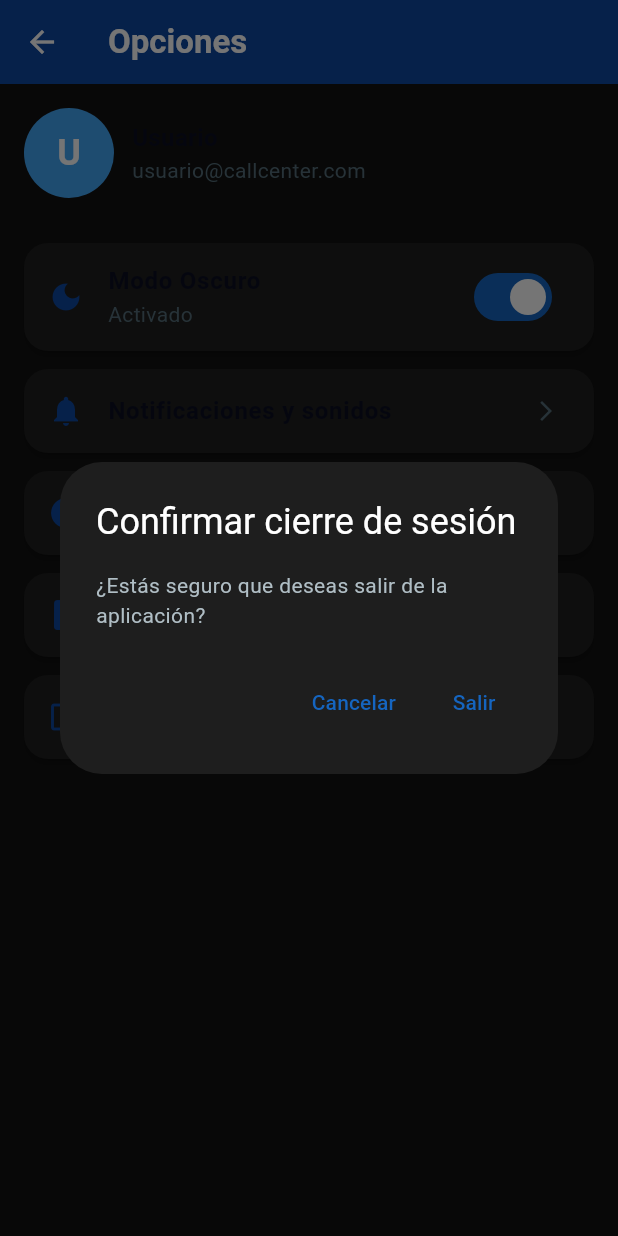
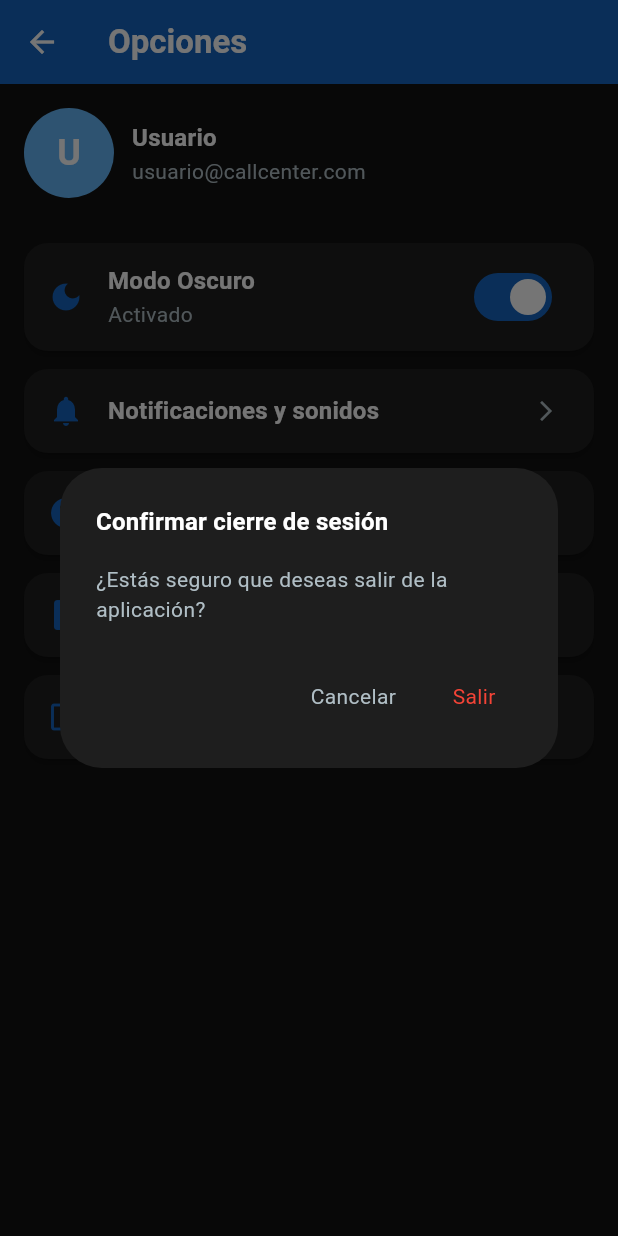
Before and after one commit to Thony2311/AppMovilCallCenter, a Flutter app: the OpcionesView screen opened directly, after a tap on "Modo Oscuro", after a tap on "Cerrar sesión", on a phone screen of 412 x 824 dp. Run offline on Flutter 3.47's test engine with Material 3 defaults, Android fonts, the phone set to English and light mode, and no system bars; our stand-ins replace fl_chart, flutter_bloc, shared_preferences; accounts and stored records are empty.

Commit message:
tema oscuro implementado

```diff
--- a/lib/views/backoffice/opciones.dart
+++ b/lib/views/backoffice/opciones.dart
@@ -21,8 +21,8 @@ class OpcionesView extends StatelessWidget {
     return Scaffold(
       appBar: AppBar(
         elevation: 0,
-        backgroundColor: AppColors.primary,
-        title: const Text("Opciones", style: AppTextStyles.headers),
+        backgroundColor: Theme.of(context).primaryColor,
+        title: Text("Opciones", style: Theme.of(context).textTheme.titleLarge?.copyWith(color: Colors.white)), //
       ),
       body: ListView(
         padding: const EdgeInsets.all(16.0),
@@ -31,7 +31,7 @@ class OpcionesView extends StatelessWidget {
             children: [
               CircleAvatar(
                 radius: 30,
-                backgroundColor: AppColors.accent,
+                backgroundColor: Theme.of(context).colorScheme.secondary,
                 child: Text(
                   inicial,
                   style: const TextStyle(
@@ -48,12 +48,12 @@ class OpcionesView extends StatelessWidget {
                   children: [
                     Text(
                       nombre,
-                      style: AppTextStyles.subtitle,
+                      style: Theme.of(context).textTheme.titleMedium,
                       overflow: TextOverflow.ellipsis,
                     ),
                     Text(
                       email,
-                      style: AppTextStyles.body,
+                      style: Theme.of(context).textTheme.bodyMedium,
                       overflow: TextOverflow.ellipsis,
                     ),
                     if (authManager.role != null)
@@ -61,15 +61,15 @@ class OpcionesView extends StatelessWidget {
                         margin: const EdgeInsets.only(top: 4),
                         padding: const EdgeInsets.symmetric(horizontal: 8, vertical: 2),
                         decoration: BoxDecoration(
-                          color: AppColors.primary.withAlpha(51),
+                          color: Theme.of(context).primaryColor.withAlpha(51),
                           borderRadius: BorderRadius.circular(12),
                         ),
                         child: Text(
                           authManager.role!.toUpperCase(),
-                          style: const TextStyle(
+                          style: TextStyle(
                             fontSize: 10,
                             fontWeight: FontWeight.bold,
-                            color: AppColors.primary,
+                            color: Theme.of(context).primaryColor,
                           ),
                         ),
                       ),
@@ -86,11 +86,11 @@ class OpcionesView extends StatelessWidget {
             elevation: 2,
             margin: const EdgeInsets.only(bottom: 12),
             child: SwitchListTile(
-              title: const Text("Modo Oscuro", style: AppTextStyles.subtitle),
-              subtitle: Text(isDarkMode ? "Activado" : "Desactivado", style: AppTextStyles.body),
+              title: Text("Modo Oscuro", style: Theme.of(context).textTheme.titleMedium),
+              subtitle: Text(isDarkMode ? "Activado" : "Desactivado", style: Theme.of(context).textTheme.bodyMedium), //
               secondary: Icon(
                 isDarkMode ? Icons.dark_mode : Icons.light_mode,
-                color: AppColors.primary,
+                color: Theme.of(context).primaryColor,
               ),
               value: isDarkMode,
               onChanged: (value) async {
@@ -99,10 +99,10 @@ class OpcionesView extends StatelessWidget {
             ),
           ),
 
-          _buildOption("Notificaciones y sonidos", Icons.notifications, () {}),
-          _buildOption("Soporte", Icons.help, () {}),
-          _buildOption("Términos y condiciones", Icons.description, () {}),
-          _buildOption("Cerrar sesión", Icons.logout, () {
+          _buildOption(context, "Notificaciones y sonidos", Icons.notifications, () {}),
+          _buildOption(context, "Soporte", Icons.help, () {}),
+          _buildOption(context, "Términos y condiciones", Icons.description, () {}),
+          _buildOption(context, "Cerrar sesión", Icons.logout, () {
             _showLogoutDialog(context);
           }),
         ],
@@ -110,15 +110,15 @@ class OpcionesView extends StatelessWidget {
     );
   }
 
-  Widget _buildOption(String title, IconData icon, [VoidCallback? onTap]) {
+  Widget _buildOption(BuildContext context, String title, IconData icon, [VoidCallback? onTap]) {
     return Card(
       shape: RoundedRectangleBorder(borderRadius: BorderRadius.circular(AppConfig.borderRadius)),
       elevation: 2,
       margin: const EdgeInsets.only(bottom: 12),
       child: ListTile(
-        leading: Icon(icon, color: AppColors.primary),
-        title: Text(title, style: AppTextStyles.subtitle),
-        trailing: const Icon(Icons.arrow_forward_ios, size: 16, color: AppColors.textSecondary),
+        leading: Icon(icon, color: Theme.of(context).primaryColor),
+        title: Text(title, style: Theme.of(context).textTheme.titleMedium),
+        trailing: Icon(Icons.arrow_forward_ios, size: 16, color: Theme.of(context).textTheme.bodyMedium?.color), //
         onTap: onTap,
       ),
     );
@@ -128,15 +128,15 @@ class OpcionesView extends StatelessWidget {
     showDialog(
       context: context,
       builder: (context) => AlertDialog(
-        title: const Text('Confirmar cierre de sesión'),
-        content: const Text('¿Estás seguro que deseas salir de la aplicación?'),
+        title: Text('Confirmar cierre de sesión', style: Theme.of(context).textTheme.titleMedium),
+        content: Text('¿Estás seguro que deseas salir de la aplicación?', style: Theme.of(context).textTheme.bodyMedium), //
         actions: [
           TextButton(
-            child: const Text('Cancelar'),
+            child: Text('Cancelar', style: Theme.of(context).textTheme.bodyMedium),
             onPressed: () => Navigator.of(context).pop(),
           ),
           TextButton(
-            child: const Text('Salir'),
+            child: Text('Salir', style: Theme.of(context).textTheme.bodyMedium?.copyWith(color: Colors.red)), //
             onPressed: () {
               AuthManager().clearSession();
               Navigator.of(context).pop();
```
Also changed, not shown: lib/views/backoffice/dashboard.dart (+62 -11 lines).
